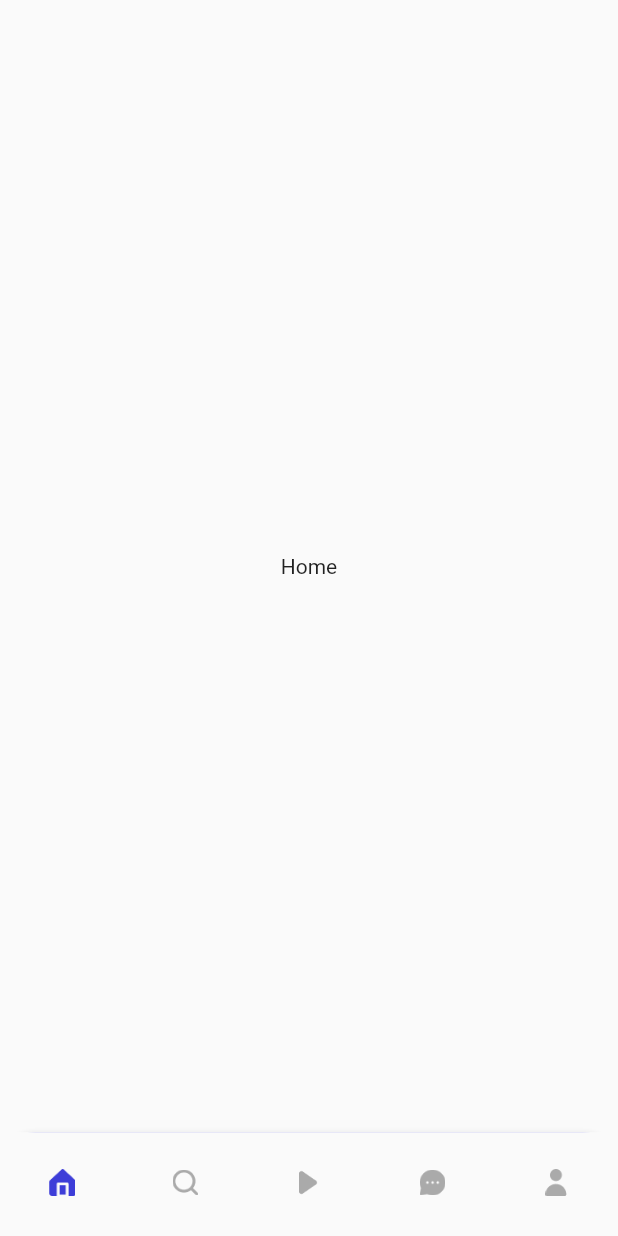
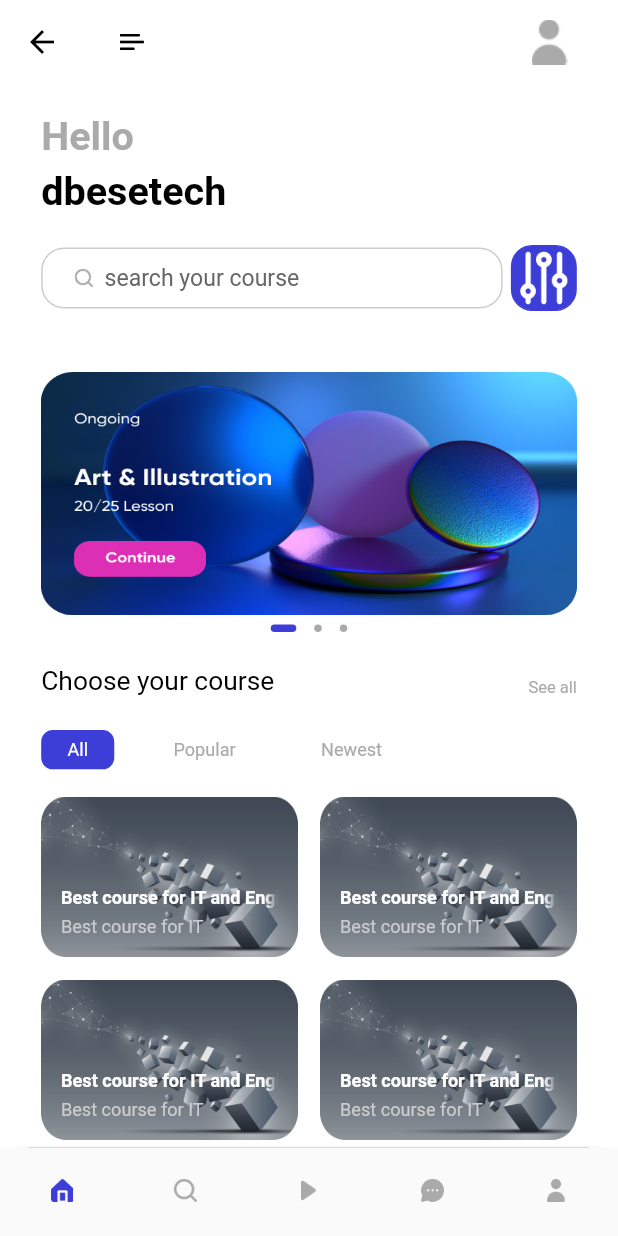
Before and after one commit to AUNG533/bloc_ulearnig_app, a Flutter app: the ApplicationPage screen opened by its route, on a phone screen of 412 x 824 dp. Run offline on Flutter 3.47's test engine with Material 2 defaults, Android fonts, the light colour scheme and no system bars; drawn by our look-alikes of dots_indicator; our stand-ins replace cloud_firestore, firebase_auth, firebase_core, flutter_bloc, flutter_screenutil, fluttertoast and 1 more; accounts and stored records are empty; Roboto replaces fonts that are missing (Avenir).

Commit message:
home page

```diff
--- a/lib/common/routes/names.dart
+++ b/lib/common/routes/names.dart
@@ -3,4 +3,5 @@
   static const APPLICATION = "/application";
   static const SING_IN = "/sing_in";
   static const REGISTER = "/register";
+  static const HOME_PAGE = "/home_page";
 }
--- a/lib/common/routes/pages.dart
+++ b/lib/common/routes/pages.dart
@@ -5,6 +5,8 @@
 import 'package:ulearning_app/global.dart';
 import 'package:ulearning_app/pages/application/bloc/app_blocs.dart';
 import 'package:ulearning_app/pages/application/widgets/application_page.dart';
+import 'package:ulearning_app/pages/home/bloc/home_page_blocs.dart';
+import 'package:ulearning_app/pages/home/home_page.dart';
 import 'package:ulearning_app/pages/register/bloc/register_blocs.dart';
 import 'package:ulearning_app/pages/register/register.dart';
 import 'package:ulearning_app/pages/sing_in/bloc/sing_in_blocs.dart';
@@ -34,6 +36,11 @@
         route: AppRoutes.APPLICATION,
         page: const ApplicationPage(),
         bloc: BlocProvider(create: (_) => AppBlocs()),
+      ),
+      PageEntity(
+        route: AppRoutes.HOME_PAGE,
+        page: const HomePage(),
+        bloc: BlocProvider(create: (_) => HomePageBlocs()),
       ),
     ];
   }
--- a/lib/main.dart
+++ b/lib/main.dart
@@ -23,6 +23,7 @@
     return MultiBlocProvider(
         providers: [...AppPages.allBlocProviders(context)],
         child: ScreenUtilInit(
+          designSize: const Size(375, 812),
           builder: (context, child) => MaterialApp(
             debugShowCheckedModeBanner: false,
             theme: ThemeData(
--- a/lib/pages/application/widgets/application_widget.dart
+++ b/lib/pages/application/widgets/application_widget.dart
@@ -1,10 +1,11 @@
 import 'package:flutter/material.dart';
 import 'package:flutter_screenutil/flutter_screenutil.dart';
 import 'package:ulearning_app/common/values/colors.dart';
+import 'package:ulearning_app/pages/home/home_page.dart';
 
 Widget buildPage(int index) {
   List<Widget> _widget = [
-    Center(child: Text("Home")),
+    HomePage(),
     Center(child: Text("Search")),
     Center(child: Text("Course")),
     Center(child: Text("Chat")),
--- /dev/null
+++ b/lib/pages/home/bloc/home_page_blocs.dart
@@ -0,0 +1,15 @@
+import 'package:flutter_bloc/flutter_bloc.dart';
+import 'package:ulearning_app/pages/home/bloc/home_page_events.dart';
+import 'package:ulearning_app/pages/home/bloc/home_page_states.dart';
+
+class HomePageBlocs extends Bloc<HomePageEvents, HomePagesStates> {
+  HomePageBlocs(): super(const HomePagesStates()) {
+    on<HomePageDots>(_homePageDots);
+
+  }
+
+  void _homePageDots(HomePageDots event, Emitter<HomePagesStates> emit) {
+    emit(state.copyWith(index: event.index));
+}
+
+}
--- /dev/null
+++ b/lib/pages/home/bloc/home_page_events.dart
@@ -0,0 +1,8 @@
+abstract class HomePageEvents {
+  const HomePageEvents();
+}
+
+class HomePageDots extends HomePageEvents{
+  final int index;
+  HomePageDots(this.index);
+}
--- /dev/null
+++ b/lib/pages/home/bloc/home_page_states.dart
@@ -0,0 +1,10 @@
+class HomePagesStates {
+  const HomePagesStates({this.index = 0});
+  final int index;
+
+  HomePagesStates copyWith({int? index}) {
+    return HomePagesStates(
+        index: index ?? this.index,
+    );
+  }
+}
--- /dev/null
+++ b/lib/pages/home/home_page.dart
@@ -0,0 +1,85 @@
+import 'package:flutter/material.dart';
+import 'package:flutter_bloc/flutter_bloc.dart';
+import 'package:flutter_screenutil/flutter_screenutil.dart';
+import 'package:ulearning_app/common/values/colors.dart';
+import 'package:ulearning_app/pages/home/bloc/home_page_blocs.dart';
+import 'package:ulearning_app/pages/home/bloc/home_page_states.dart';
+import 'package:ulearning_app/pages/home/widgets/home_page_widgets.dart';
+
+class HomePage extends StatefulWidget {
+  const HomePage({super.key});
+
+  @override
+  State<HomePage> createState() => _HomePageState();
+}
+
+class _HomePageState extends State<HomePage> {
+  @override
+  Widget build(BuildContext context) {
+    return Scaffold(
+        backgroundColor: Colors.white,
+        appBar: buildAppBar(),
+        body: BlocBuilder<HomePageBlocs, HomePagesStates>(
+          builder: (context, state) {
+            return Container(
+              margin: EdgeInsets.symmetric(vertical: 0, horizontal: 25.w),
+              child: CustomScrollView(
+                slivers: [
+                  SliverToBoxAdapter(
+                    child: homePageText(
+                      "Hello",
+                      color: AppColors.primaryThreeElementText,
+                    ),
+                  ),
+                  SliverToBoxAdapter(
+                    child: homePageText(
+                      "dbesetech",
+                      color: AppColors.primaryText,
+                      top: 5,
+                    ),
+                  ),
+                  const SliverToBoxAdapter(
+                    child: SizedBox(height: 20.0),
+                  ),
+                  SliverToBoxAdapter(
+                    child: searchView(),
+                  ),
+                  SliverToBoxAdapter(
+                    child: slidersView(context, state),
+                  ),
+                  SliverToBoxAdapter(
+                    child: menuView(),
+                  ),
+                  SliverPadding(
+                    padding: EdgeInsets.symmetric(
+                      vertical: 18.h,
+                      horizontal: 0.w,
+                    ),
+                    sliver: SliverGrid(
+                      gridDelegate:
+                          const SliverGridDelegateWithFixedCrossAxisCount(
+                        crossAxisCount: 2,
+                        mainAxisSpacing: 15,
+                        crossAxisSpacing: 15,
+                        childAspectRatio: 1.6,
+                      ),
+                      delegate: SliverChildBuilderDelegate(
+                        childCount: 4,
+                        (BuildContext context, int index) {
+                          return GestureDetector(
+                            onTap: () {
+                              //
+                            },
+                            child: courseGird(),
+                          );
+                        },
+                      ),
+                    ),
+                  )
+                ],
+              ),
+            );
+          },
+        ));
+  }
+}
--- /dev/null
+++ b/lib/pages/home/widgets/home_page_widgets.dart
@@ -0,0 +1,292 @@
+import 'package:dots_indicator/dots_indicator.dart';
+import 'package:flutter/material.dart';
+import 'package:flutter_bloc/flutter_bloc.dart';
+import 'package:flutter_screenutil/flutter_screenutil.dart';
+import 'package:ulearning_app/common/values/colors.dart';
+import 'package:ulearning_app/pages/home/bloc/home_page_blocs.dart';
+import 'package:ulearning_app/pages/home/bloc/home_page_events.dart';
+import 'package:ulearning_app/pages/home/bloc/home_page_states.dart';
+
+AppBar buildAppBar() {
+  return AppBar(
+    title: Container(
+      margin: EdgeInsets.only(left: 7.w, right: 7.w),
+      child: Row(
+        mainAxisAlignment: MainAxisAlignment.spaceBetween,
+        crossAxisAlignment: CrossAxisAlignment.center,
+        children: [
+          SizedBox(
+            width: 15.w,
+            height: 15.h,
+            child: Image.asset("assets/icons/menu.png"),
+          ),
+          GestureDetector(
+            child: Container(
+              width: 40.w,
+              height: 40.w,
+              decoration: const BoxDecoration(
+                image: DecorationImage(
+                  image: AssetImage("assets/icons/person.png"),
+                ),
+              ),
+            ),
+          )
+        ],
+      ),
+    ),
+  );
+}
+
+Widget homePageText(String text,
+    {Color color = AppColors.primaryText, int top = 20}) {
+  return Container(
+    margin: EdgeInsets.only(top: top.h),
+    child: Text(
+      text,
+      style: TextStyle(
+        color: color,
+        fontSize: 24.sp,
+        fontWeight: FontWeight.bold,
+      ),
+    ),
+  );
+}
+
+Widget searchView() {
+  return Row(
+    children: [
+      Container(
+        width: 280.w,
+        height: 40.h,
+        decoration: BoxDecoration(
+          color: AppColors.primaryBackground,
+          borderRadius: BorderRadius.circular(15.h),
+          border: Border.all(color: AppColors.primaryFourthElementText),
+        ),
+        child: Row(
+          children: [
+            Container(
+              margin: EdgeInsets.only(left: 17.w),
+              width: 16.w,
+              height: 16.h,
+              child: Image.asset("assets/icons/search.png"),
+            ),
+            Container(
+              width: 240.w,
+              height: 40.h,
+              child: TextField(
+                // onChanged: (value) => func!(value),
+                keyboardType: TextInputType.multiline,
+                decoration: const InputDecoration(
+                    contentPadding: EdgeInsets.fromLTRB(5, 5, 0, 5),
+                    hintText: "search your course",
+                    border: OutlineInputBorder(
+                      borderSide: BorderSide(color: Colors.transparent),
+                    ),
+                    enabledBorder: OutlineInputBorder(
+                      borderSide: BorderSide(color: Colors.transparent),
+                    ),
+                    disabledBorder: OutlineInputBorder(
+                      borderSide: BorderSide(color: Colors.transparent),
+                    ),
+                    focusedBorder: OutlineInputBorder(
+                      borderSide: BorderSide(color: Colors.transparent),
+                    ),
+                    hintStyle: TextStyle(
+                        color: AppColors.primarySecondaryElementText)),
+                style: TextStyle(
+                  color: AppColors.primaryText,
+                  fontFamily: "Avenir",
+                  fontWeight: FontWeight.normal,
+                  fontSize: 14.sp,
+                ),
+                autocorrect: false,
+                obscureText: false,
+              ),
+            )
+          ],
+        ),
+      ),
+      GestureDetector(
+        child: Container(
+          margin: EdgeInsets.only(left: 5.w),
+          width: 40.w,
+          height: 40.w,
+          decoration: BoxDecoration(
+            color: AppColors.primaryElement,
+            borderRadius: BorderRadius.all(Radius.circular(13.w)),
+            border: Border.all(color: AppColors.primaryElement),
+          ),
+          child: Image.asset("assets/icons/options.png"),
+        ),
+      )
+    ],
+  );
+}
+
+Widget slidersView(BuildContext context, HomePagesStates state) {
+  return Column(
+    children: [
+      Container(
+        margin: EdgeInsets.only(top: 20.h),
+        width: 325.w,
+        height: 180.h,
+        child: PageView(
+          onPageChanged: (value) {
+            print(value.toString());
+            context.read<HomePageBlocs>().add(HomePageDots(value));
+          },
+          children: [
+            _slidersContainer(path: "assets/icons/art.png"),
+            _slidersContainer(path: "assets/icons/image_1.png"),
+            _slidersContainer(path: "assets/icons/image_2.png"),
+          ],
+        ),
+      ),
+      Container(
+        child: DotsIndicator(
+          dotsCount: 3,
+          position: state.index.toInt(),
+          decorator: DotsDecorator(
+              color: AppColors.primaryThreeElementText,
+              activeColor: AppColors.primaryElement,
+              size: const Size.square(5.0),
+              activeSize: const Size(17.0, 5.0),
+              activeShape: RoundedRectangleBorder(
+                borderRadius: BorderRadius.circular(5.0),
+              )),
+        ),
+      )
+    ],
+  );
+}
+
+Widget _slidersContainer({String path = "assets/icons/art.png"}) {
+  return Container(
+    margin: EdgeInsets.only(top: 20.h),
+    width: 325.w,
+    height: 160.h,
+    child: PageView(
+      children: [
+        Container(
+          width: 325.w,
+          height: 160.h,
+          decoration: BoxDecoration(
+              image: DecorationImage(
+            image: AssetImage(path),
+            fit: BoxFit.fill,
+          )),
+        )
+      ],
+    ),
+  );
+}
+
+Widget menuView() {
+  return Column(
+    children: [
+      Container(
+        width: 325.w,
+        margin: EdgeInsets.only(top: 15.w),
+        child: Row(
+          mainAxisAlignment: MainAxisAlignment.spaceBetween,
+          crossAxisAlignment: CrossAxisAlignment.end,
+          children: [
+            _reusableText("Choose your course"),
+            GestureDetector(
+              child: _reusableText("See all",
+                  color: AppColors.primaryThreeElementText, fontSize: 10),
+            ),
+          ],
+        ),
+      ),
+      Container(
+        margin: EdgeInsets.only(top: 20.w),
+        child: Row(
+          children: [
+            _reusableMenuText("All"),
+            _reusableMenuText("Popular",
+                textColor: AppColors.primaryThreeElementText,
+                backGroundColor: Colors.white),
+            _reusableMenuText("Newest",
+                textColor: AppColors.primaryThreeElementText,
+                backGroundColor: Colors.white),
+          ],
+        ),
+      )
+    ],
+  );
+}
+
+Widget _reusableText(
+  String text, {
+  Color color = AppColors.primaryText,
+  int fontSize = 16,
+  FontWeight fontWeight = FontWeight.bold,
+}) {
+  return Text(
+    text,
+    style: TextStyle(color: color, fontSize: fontSize.sp),
+  );
+}
+
+Widget _reusableMenuText(String text,
+    {Color textColor = AppColors.primaryElementText,
+    Color backGroundColor = AppColors.primaryElement}) {
+  return Container(
+    margin: EdgeInsets.only(right: 20.w),
+    decoration: BoxDecoration(
+      color: backGroundColor,
+      borderRadius: BorderRadius.circular(7.w),
+      border: Border.all(color: backGroundColor),
+    ),
+    padding: EdgeInsets.only(left: 15.w, right: 15.w, top: 5.h, bottom: 5.h),
+    child: _reusableText(
+      text,
+      color: textColor,
+      fontWeight: FontWeight.normal,
+      fontSize: 11,
+    ),
+  );
+}
+
+Widget courseGird()  {
+  return Container(
+    padding: EdgeInsets.all(12.w),
+    decoration: const BoxDecoration(
+      image: DecorationImage(
+        fit: BoxFit.fill,
+        image: AssetImage("assets/icons/image_1.png"),
+      ),
+    ),
+    child: Column(
+      mainAxisAlignment: MainAxisAlignment.end,
+      crossAxisAlignment: CrossAxisAlignment.start,
+      children: [
+        Text(
+          "Best course for IT and Engineering",
+          maxLines: 1,
+          overflow: TextOverflow.fade,
+          softWrap: false,
+          style: TextStyle(
+            color: AppColors.primaryElementText,
+            fontWeight: FontWeight.bold,
+            fontSize: 11.sp,
+          ),
+        ),
+        SizedBox(height: 5.h),
+        Text(
+          "Best course for IT",
+          maxLines: 1,
+          overflow: TextOverflow.fade,
+          softWrap: false,
+          style: TextStyle(
+            color: AppColors.primaryFourthElementText,
+            fontWeight: FontWeight.normal,
+            fontSize: 11.sp,
+          ),
+        ),
+      ],
+    ),
+  );
+}
--- a/lib/pages/register/register.dart
+++ b/lib/pages/register/register.dart
@@ -63,7 +63,7 @@
                     ),
                   ),
                   Container(
-                    margin: EdgeInsets.only(left: 20.w),
+                    margin: EdgeInsets.only(left: 60.w, bottom: 60.w),
                     child: reusableText("Enter your details below and free sing up"),
                   ),
                   buildLogInAdnRegButton("Sign up", "register", () {
--- a/lib/pages/sing_in/sing_in.dart
+++ b/lib/pages/sing_in/sing_in.dart
@@ -55,6 +55,7 @@
                     ),
                   ),
                   forgotPassword(),
+                  SizedBox(height: 70.w),
                   buildLogInAdnRegButton("Log In", "login", () {
                     SingInController(context: context).handleSingIn("email");
                   }),
```
Also changed, not shown: assets/icons/art.png (renamed from assets/icons/Art.png), assets/icons/image_1.png (renamed from assets/icons/Image(1).png), assets/icons/image_2.png (renamed from assets/icons/Image(2).png), assets/icons/image_3.png (renamed from assets/icons/image(3).png).
